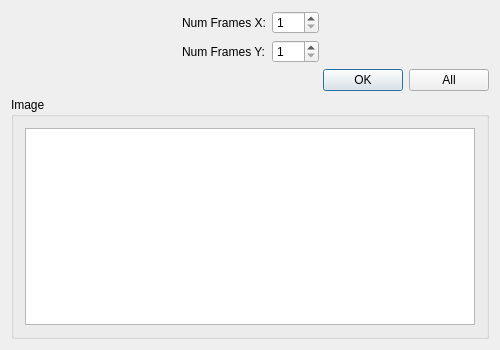
Old version of the form importdialog.ui in the repository meh2481/SpriteSheeter.
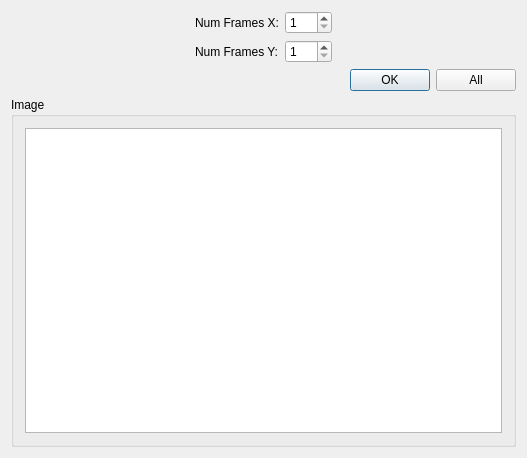
New version of the form.

Commit message: Resize image in image preview dialog to fit

```diff
--- a/importdialog.ui
+++ b/importdialog.ui
@@ -9,8 +9,8 @@
    <rect>
     <x>0</x>
     <y>0</y>
-    <width>500</width>
-    <height>350</height>
+    <width>527</width>
+    <height>458</height>
    </rect>
   </property>
   <property name="sizePolicy">
@@ -197,7 +197,7 @@
        <item>
         <widget class="QGroupBox" name="groupBox">
          <property name="sizePolicy">
-          <sizepolicy hsizetype="Preferred" vsizetype="Preferred">
+          <sizepolicy hsizetype="Preferred" vsizetype="Expanding">
            <horstretch>0</horstretch>
            <verstretch>0</verstretch>
           </sizepolicy>
```
Left out of the diff: 2 changed lines with no effect on the pictures. The commit also changes 3 other files.
